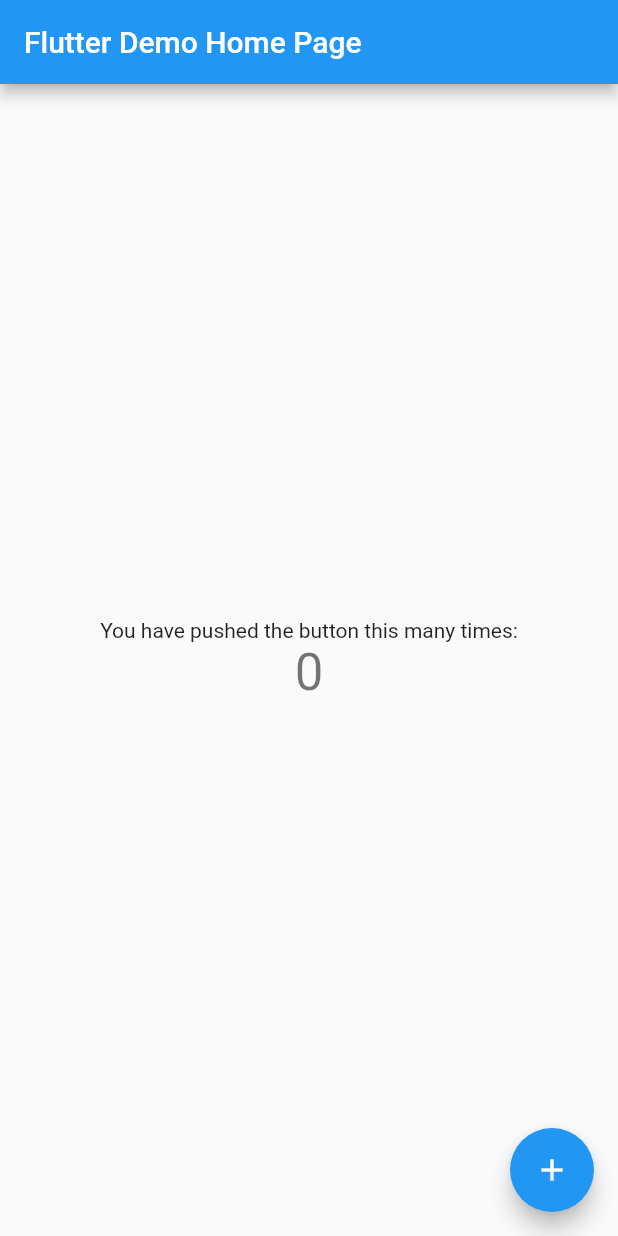
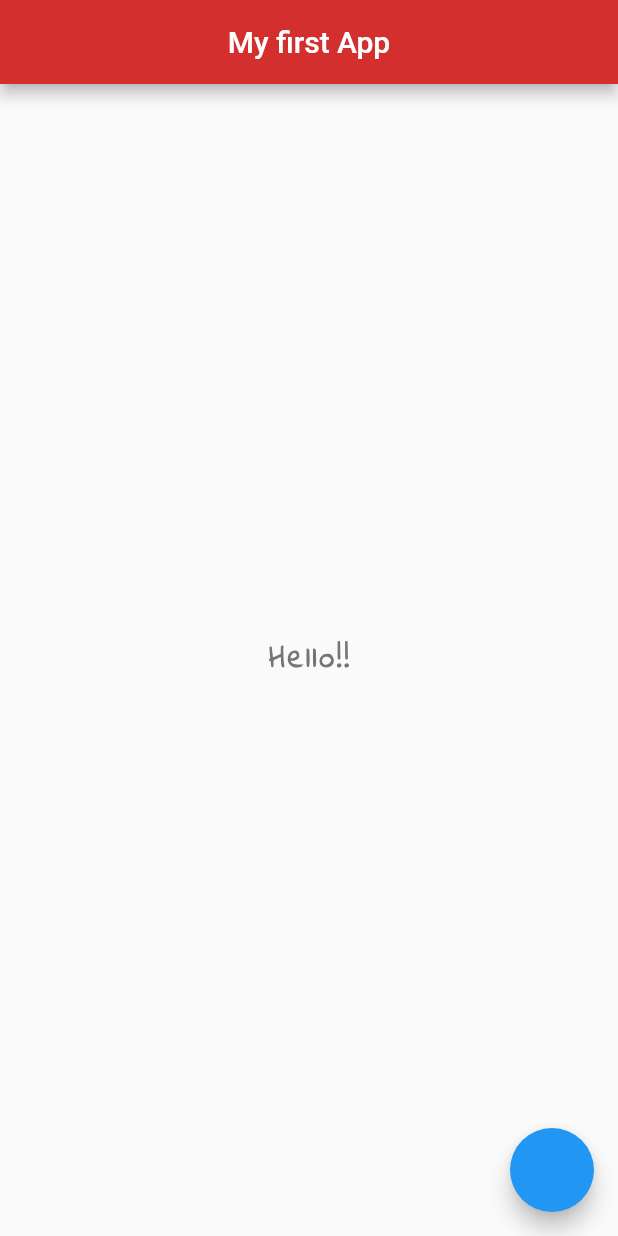
Before and after one commit to tej1996nitrr/flutterapp, a Flutter app: the screen it shows after launch, on a phone screen of 412 x 824 dp. Run offline on Flutter 3.47's test engine with Material 2 defaults, Android fonts, the phone set to English and light mode, and no system bars.

Commit message:
colors, font

```diff
--- a/flutterapp/lib/main.dart
+++ b/flutterapp/lib/main.dart
@@ -1,117 +1,28 @@
 import 'package:flutter/material.dart';
 
 void main() {
-  runApp(MyApp());
-}
-
-class MyApp extends StatelessWidget {
-  // This widget is the root of your application.
-  @override
-  Widget build(BuildContext context) {
-    return MaterialApp(
-      title: 'Flutter Demo',
-      theme: ThemeData(
-        // This is the theme of your application.
-        //
-        // Try running your application with "flutter run". You'll see the
-        // application has a blue toolbar. Then, without quitting the app, try
-        // changing the primarySwatch below to Colors.green and then invoke
-        // "hot reload" (press "r" in the console where you ran "flutter run",
-        // or simply save your changes to "hot reload" in a Flutter IDE).
-        // Notice that the counter didn't reset back to zero; the application
-        // is not restarted.
-        primarySwatch: Colors.blue,
-        // This makes the visual density adapt to the platform that you run
-        // the app on. For desktop platforms, the controls will be smaller and
-        // closer together (more dense) than on mobile platforms.
-        visualDensity: VisualDensity.adaptivePlatformDensity,
-      ),
-      home: MyHomePage(title: 'Flutter Demo Home Page'),
-    );
-  }
-}
-
-class MyHomePage extends StatefulWidget {
-  MyHomePage({Key key, this.title}) : super(key: key);
-
-  // This widget is the home page of your application. It is stateful, meaning
-  // that it has a State object (defined below) that contains fields that affect
-  // how it looks.
-
-  // This class is the configuration for the state. It holds the values (in this
-  // case the title) provided by the parent (in this case the App widget) and
-  // used by the build method of the State. Fields in a Widget subclass are
-  // always marked "final".
-
-  final String title;
-
-  @override
-  _MyHomePageState createState() => _MyHomePageState();
-}
-
-class _MyHomePageState extends State<MyHomePage> {
-  int _counter = 0;
-
-  void _incrementCounter() {
-    setState(() {
-      // This call to setState tells the Flutter framework that something has
-      // changed in this State, which causes it to rerun the build method below
-      // so that the display can reflect the updated values. If we changed
-      // _counter without calling setState(), then the build method would not be
-      // called again, and so nothing would appear to happen.
-      _counter++;
-    });
-  }
-
-  @override
-  Widget build(BuildContext context) {
-    // This method is rerun every time setState is called, for instance as done
-    // by the _incrementCounter method above.
-    //
-    // The Flutter framework has been optimized to make rerunning build methods
-    // fast, so that you can just rebuild anything that needs updating rather
-    // than having to individually change instances of widgets.
-    return Scaffold(
+  runApp(MaterialApp(
+    home: Scaffold(
       appBar: AppBar(
-        // Here we take the value from the MyHomePage object that was created by
-        // the App.build method, and use it to set our appbar title.
-        title: Text(widget.title),
+        title: Text("My first App"),
+        centerTitle: true,
+        backgroundColor: Colors.red[700],
       ),
       body: Center(
-        // Center is a layout widget. It takes a single child and positions it
-        // in the middle of the parent.
-        child: Column(
-          // Column is also a layout widget. It takes a list of children and
-          // arranges them vertically. By default, it sizes itself to fit its
-          // children horizontally, and tries to be as tall as its parent.
-          //
-          // Invoke "debug painting" (press "p" in the console, choose the
-          // "Toggle Debug Paint" action from the Flutter Inspector in Android
-          // Studio, or the "Toggle Debug Paint" command in Visual Studio Code)
-          // to see the wireframe for each widget.
-          //
-          // Column has various properties to control how it sizes itself and
-          // how it positions its children. Here we use mainAxisAlignment to
-          // center the children vertically; the main axis here is the vertical
-          // axis because Columns are vertical (the cross axis would be
-          // horizontal).
-          mainAxisAlignment: MainAxisAlignment.center,
-          children: <Widget>[
-            Text(
-              'You have pushed the button this many times:',
-            ),
-            Text(
-              '$_counter',
-              style: Theme.of(context).textTheme.headline4,
-            ),
-          ],
+        child: Text("Hello!!",
+        style: TextStyle(
+          fontSize: 20,
+          fontWeight: FontWeight.bold,
+          letterSpacing: 2.0,
+          color: Colors.grey[600],
+          fontFamily: 'IndieFlower',
         ),
       ),
-      floatingActionButton: FloatingActionButton(
-        onPressed: _incrementCounter,
-        tooltip: 'Increment',
-        child: Icon(Icons.add),
-      ), // This trailing comma makes auto-formatting nicer for build methods.
-    );
-  }
+      ),
+      floatingActionButton: FloatingActionButton(onPressed:() => {},
+
+      ),
+    ),
+  )
+);
 }
```
Also changed, not shown: flutterapp/pubspec.yaml (+5 -11 lines), flutterapp/fonts/IndieFlower-Regular.ttf (added), 1 other file.
